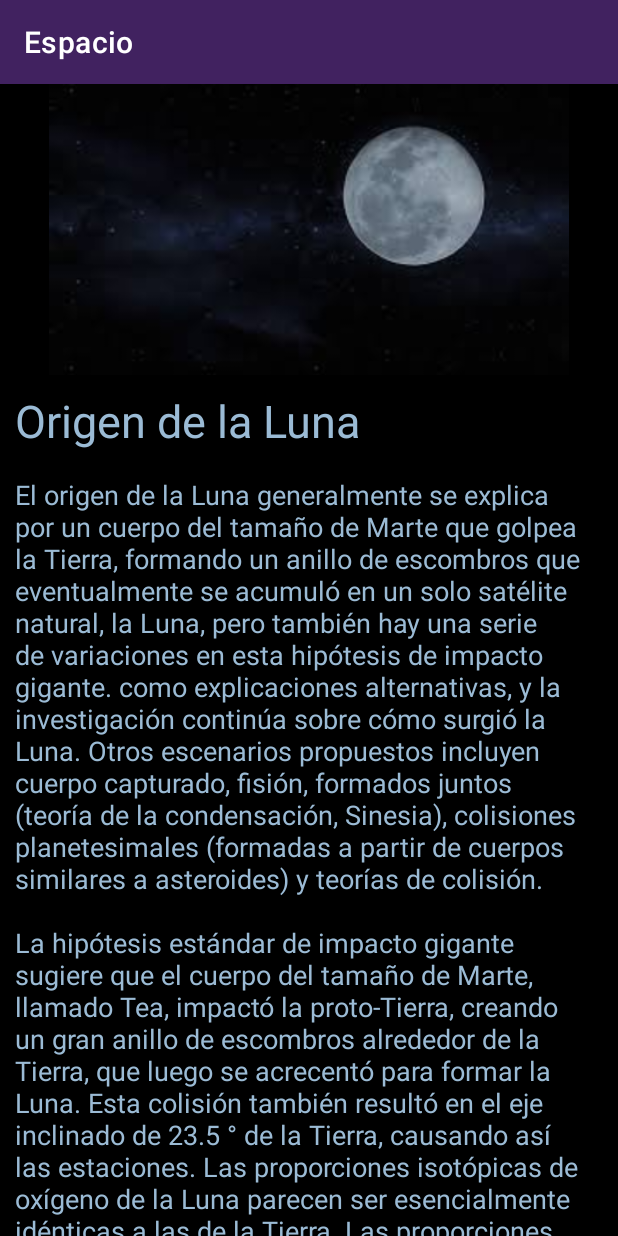
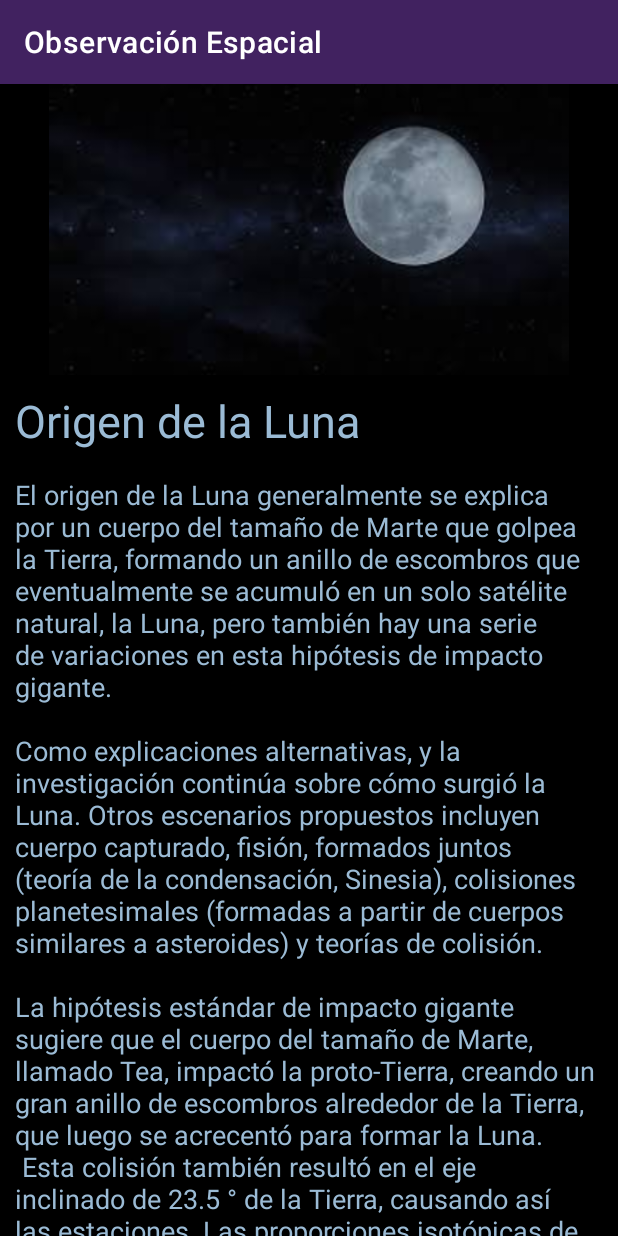
Before and after one commit to leandrorognoni/Observacion-Espacial-App-Android-Java-, an Android app: the ActividadLuna2 screen opened directly, with no data from a screen before it, on a phone screen of 412 x 824 dp. Run offline under Robolectric (Android 15) with nearby library versions, the phone set to English and light mode, and no system bars; pictures from the network do not load.

Commit message:
Correción en layout
Se modifican y se hacen correcciones en los objetos de las vistas.

```diff
--- a/Espacio/app/src/main/java/com/example/espacio/ActividadCalcu.java
+++ b/Espacio/app/src/main/java/com/example/espacio/ActividadCalcu.java
@@ -3,6 +3,7 @@ package com.example.espacio;
 import androidx.appcompat.app.AppCompatActivity;
 
 
+import android.content.Intent;
 import android.os.Bundle;
 import android.view.View;
 import android.widget.EditText;
@@ -76,6 +77,11 @@ public class ActividadCalcu extends AppCompatActivity {
 
     }
 
+    public void volver (View v){
+            finish();
+
+    }
+
 
 
 
--- a/Espacio/app/src/main/java/com/example/espacio/models/LunaModel.java
+++ b/Espacio/app/src/main/java/com/example/espacio/models/LunaModel.java
@@ -72,15 +72,15 @@ public class LunaModel {
     private void setDescripcion2() {
         this.segundaDesc = "El origen de la Luna generalmente se explica por un cuerpo del tamaño de Marte que" +
                 " golpea la Tierra, formando un anillo de escombros que eventualmente se acumuló en un solo satélite natural," +
-                " la Luna, pero también hay una serie de variaciones en esta hipótesis de impacto gigante. como explicaciones alternativas, " +
+                " la Luna, pero también hay una serie de variaciones en esta hipótesis de impacto gigante. \n \nComo explicaciones alternativas, " +
                 "y la investigación continúa sobre cómo surgió la Luna. Otros escenarios propuestos incluyen cuerpo capturado, fisión, " +
                 "formados juntos (teoría de la condensación, Sinesia), colisiones planetesimales (formadas a partir de cuerpos similares a" +
                 " asteroides) y teorías de colisión.\n"
                 + "\n" +
                 "La hipótesis estándar de impacto gigante sugiere que el cuerpo del tamaño de Marte, llamado Tea, impactó la proto-Tierra," +
-                " creando un gran anillo de escombros alrededor de la Tierra, que luego se acrecentó para formar la Luna. Esta colisión" +
+                " creando un gran anillo de escombros alrededor de la Tierra, que luego se acrecentó para formar la Luna.\n Esta colisión" +
                 " también resultó en el eje inclinado de 23.5 ° de la Tierra, causando así las estaciones. Las proporciones isotópicas de " +
-                "oxígeno de la Luna parecen ser esencialmente idénticas a las de la Tierra. Las proporciones isotópicas de oxígeno, que " +
+                "oxígeno de la Luna parecen ser esencialmente idénticas a las de la Tierra.\n \nLas proporciones isotópicas de oxígeno, que " +
                 "pueden medirse con mucha precisión, producen una firma única y distinta para cada cuerpo del sistema solar. Si Tea hubiera " +
                 "sido un protoplaneta separado, probablemente habría tenido una firma isotópica de oxígeno diferente de la proto-Tierra, al" +
                 " igual que el material mixto expulsado. Además, la relación de isótopos de titanio de la Luna (50Ti/47Ti ) parece tan" +
@@ -98,7 +98,7 @@ public class LunaModel {
                 "formación del Sistema Solar, hace 4.6 mil millones de años, la Tierra era básicamente roca y lava. Tea, un protoplaneta " +
                 "temprano del tamaño de Marte, golpeó la Tierra de tal manera que expulsó una cantidad considerable de material lejos de la " +
                 "Tierra. Una parte de estas eyecciones escapó al espacio, pero el resto se consolidó en un solo cuerpo esférico en órbita " +
-                "alrededor de la Tierra, creando la Luna.\n" +
+                "alrededor de la Tierra, creando la Luna.\n\n" +
                 "La hipótesis requiere una colisión entre una proto-Tierra de aproximadamente el 90% del tamaño de la" +
                 " Tierra actual, y otro cuerpo del diámetro de Marte (la mitad del diámetro terrestre y una décima parte de su masa)." +
                 " A esta última a veces se la conoce como Tea, el nombre de la madre de Selene, la diosa de la Luna en la mitología griega. " +
@@ -112,20 +112,20 @@ public class LunaModel {
                 "un largo brazo de material que luego se corta. La forma asimétrica de la Tierra después de la colisión hace que este material" +
                 " se asiente en una órbita alrededor de la masa principal. La energía involucrada en esta colisión es impresionante: posiblemente" +
                 " billones de toneladas de material se habrían vaporizado y derretido. En partes de la Tierra, la temperatura habría aumentado a " +
-                "10 000 °C. \n" + "El núcleo de hierro relativamente pequeño de la Luna (en comparación con otros planetas rocosos y lunas en el " +
-                "Sistema Solar) se explica por el núcleo de Theia que se fusiona principalmente con el de la Tierra. La falta de volátiles en las" +
+                "10 000 °C. \n \n" + "El núcleo de hierro relativamente pequeño de la Luna (en comparación con otros planetas rocosos y lunas en el " +
+                "Sistema Solar) se explica por el núcleo de Theia que se fusiona principalmente con el de la Tierra.\n La falta de volátiles en las" +
                 " muestras lunares también se explica en parte por la energía de la colisión. La energía liberada durante la reacreación de material " +
                 "en órbita alrededor de la Tierra habría sido suficiente para derretir una gran parte de la Luna, lo que llevaría a la generación de un" +
-                " océano de magma.\n" + "La Luna recién formada orbitaba aproximadamente a una décima parte de la distancia que lo hace hoy," +
+                " océano de magma.\n \n" + "La Luna recién formada orbitaba aproximadamente a una décima parte de la distancia que lo hace hoy," +
                 " y gira en espiral hacia afuera debido a la fricción de las mareas que transfiere el momento angular de las rotaciones de " +
-                "ambos cuerpos al movimiento orbital de la Luna. A lo largo del camino, la rotación de la Luna se bloqueó en la Tierra, " +
-                "por lo que un lado de la Luna se enfrenta continuamente hacia la Tierra. Además, la Luna habría chocado e incorporado" +
+                "ambos cuerpos al movimiento orbital de la Luna.\nA lo largo del camino, la rotación de la Luna se bloqueó en la Tierra, " +
+                "por lo que un lado de la Luna se enfrenta continuamente hacia la Tierra.\nAdemás, la Luna habría chocado e incorporado" +
                 " los pequeños satélites preexistentes de la Tierra, que habrían compartido la composición de la Tierra, incluidas las " +
-                "abundancias isotópicas. La geología de la Luna desde entonces ha sido más independiente de la Tierra.\n" +
+                "abundancias isotópicas. La geología de la Luna desde entonces ha sido más independiente de la Tierra.\n \n" +
                  "Un estudio de 2012 sobre el agotamiento de los isótopos de zinc en la Luna apoyó el origen del gran impacto para la Tierra y la Luna." +
                 "\n" +
                 "En 2013, se publicó un estudio que indicaba que el agua en el magma lunar es indistinguible de la de las condritas carbonosas y casi " +
-                "igual que la de la Tierra en la composición isotópica.\n" + "La hipótesis del gran impacto fue nuevamente cuestionada en septiembre de 2013," +
+                "igual que la de la Tierra en la composición isotópica.\n\n" + "La hipótesis del gran impacto fue nuevamente cuestionada en septiembre de 2013," +
                 " con la creciente sensación de que los orígenes lunares son más complicados.";
 
     }
--- a/Espacio/app/src/main/res/layout/activity_actividad_luna2.xml
+++ b/Espacio/app/src/main/res/layout/activity_actividad_luna2.xml
@@ -14,7 +14,7 @@
         <LinearLayout
             android:layout_width="match_parent"
             android:layout_height="wrap_content"
-            android:orientation="vertical" >
+            android:orientation="vertical">
 
             <ImageView
                 android:id="@+id/luna1"
@@ -35,7 +35,7 @@
             <TextView
                 android:id="@+id/desc1"
                 android:layout_width="match_parent"
-                android:layout_height="900dp"
+                android:layout_height="950dp"
                 android:layout_marginLeft="10sp"
                 android:layout_marginTop="10sp"
                 android:layout_marginRight="10sp"
@@ -79,7 +79,7 @@
             <TextView
                 android:id="@+id/desc3"
                 android:layout_width="match_parent"
-                android:layout_height="1250dp"
+                android:layout_height="1350dp"
                 android:layout_marginLeft="10sp"
                 android:layout_marginTop="10sp"
                 android:layout_marginRight="10sp"
@@ -109,7 +109,7 @@
                 android:layout_marginTop="10dp"
                 android:backgroundTint="#80000000"
                 android:onClick="volverMenu"
-                android:text="Mas Info"
+                android:text="Volver a Menu"
                 app:layout_constraintBottom_toBottomOf="parent"
                 app:layout_constraintEnd_toEndOf="parent"
                 app:layout_constraintHorizontal_bias="0.497"
--- a/Espacio/app/src/main/res/layout/activity_imagen_dia.xml
+++ b/Espacio/app/src/main/res/layout/activity_imagen_dia.xml
@@ -42,7 +42,7 @@
 
   <TextView
       android:id="@+id/fecha"
-      android:layout_width="407dp"
+      android:layout_width="match_parent"
       android:layout_height="24dp"
       android:layout_marginTop="4dp"
       android:textAlignment="center"
--- a/Espacio/app/src/main/res/values/colors.xml
+++ b/Espacio/app/src/main/res/values/colors.xml
@@ -9,4 +9,5 @@
     <color name="white">#FFFFFFFF</color>
     <color name="color1">#B4D2FF</color>
     <color name="color2">#A3B0D8</color>
+    <color name="color3">#9DACD1</color>
 </resources>
--- a/Espacio/app/src/main/res/values/strings.xml
+++ b/Espacio/app/src/main/res/values/strings.xml
@@ -1,3 +1,3 @@
 <resources>
-    <string name="app_name">Espacio</string>
+    <string name="app_name">Observación Espacial</string>
 </resources>
```
Also changed, not shown: Espacio/app/src/main/java/com/example/espacio/controller/LunaController.java (+4 -4 lines), Espacio/app/src/main/res/layout/activity_actividad_calcu.xml (+14 -2 lines), Espacio/app/src/main/res/layout/activity_actividad_luna.xml (+11 -9 lines), Espacio/app/src/main/res/layout/activity_main.xml (+28 -50 lines).
